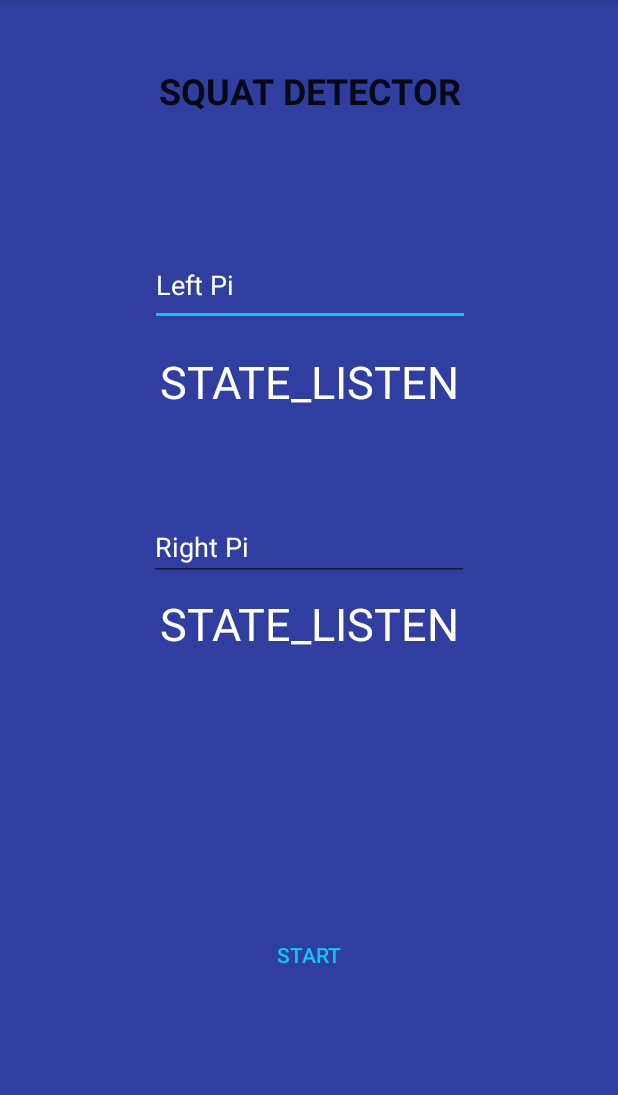
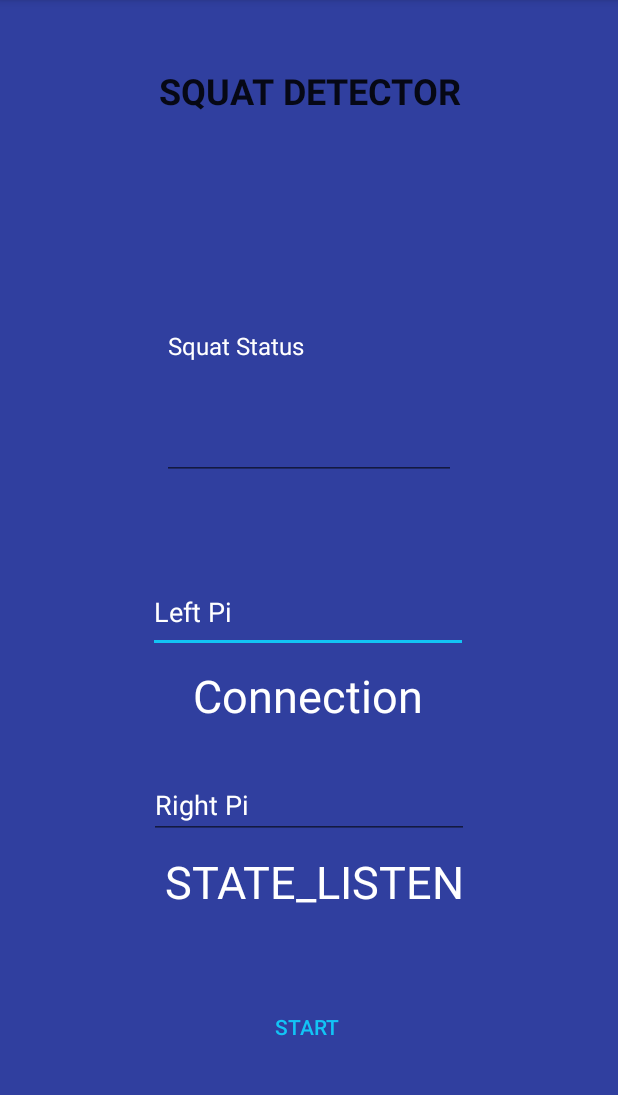
Before and after one commit to 482-932-csce-capstone-sp-2019/weightlift, an Android app: the screen it shows after launch (MainActivity), on a phone screen of 412 x 824 dp, the part 84-1179 px from its top. Run offline under Robolectric (Android 15) with nearby library versions, the phone set to English and light mode, and no system bars.

Commit message:
removed 2 pi funcs, added display, added message reception and send 2 display

```diff
--- a/senddatabluetooth/app/src/main/java/com/example/orion/senddatabluetooth/MainActivity.java
+++ b/senddatabluetooth/app/src/main/java/com/example/orion/senddatabluetooth/MainActivity.java
@@ -27,6 +27,7 @@ public class MainActivity extends AppCompatActivity implements Handler.Callback{
     private Button send_data;
     private TextView DataViewRight;
     private TextView DataView;
+    private TextView squatResponse;
 
     private Handler mhandler = null;
     private Handler mhandlerRight = null;
@@ -47,6 +48,7 @@ public class MainActivity extends AppCompatActivity implements Handler.Callback{
         setContentView(R.layout.activity_main);
         DataView = (TextView)findViewById(R.id.connectionstatus);
         DataViewRight = (TextView)findViewById(R.id.connectionstatus2);
+        squatResponse = (TextView)findViewById(R.id.serveReply);
 
         mBluetoothAdapter = BluetoothAdapter.getDefaultAdapter();
         Set<BluetoothDevice> pairedDevices = mBluetoothAdapter.getBondedDevices();
@@ -55,7 +57,7 @@ public class MainActivity extends AppCompatActivity implements Handler.Callback{
 //        mhandlerRight = new Handler(this);
 
         mChatService = new BluetoothChatService(this,mhandler,true);
-        mChatServiceRight = new BluetoothChatService(this,mhandler,false);
+        //mChatServiceRight = new BluetoothChatService(this,mhandler,false);
 
         for(BluetoothDevice bldevice : pairedDevices){
             //bldevice.getAddress()
@@ -63,9 +65,9 @@ public class MainActivity extends AppCompatActivity implements Handler.Callback{
             if(bldevice.getAddress().contains(mConnectedDeviceLeft)){
                 mChatService.connect(bldevice,false);
             }
-            if(bldevice.getAddress().contains(mConnectedDeviceRight)){
-                mChatServiceRight.connect(bldevice,false);
-            }
+//            if(bldevice.getAddress().contains(mConnectedDeviceRight)){
+//                mChatServiceRight.connect(bldevice,false);
+//            }
 
         }
         send_data = (Button) findViewById(R.id.senddata);
@@ -83,19 +85,19 @@ public class MainActivity extends AppCompatActivity implements Handler.Callback{
                         Date stringDate = simpledateformat.parse(stringdate, pos);
 
                         //long milliSex = mdate.getTime();
-                        mChatService.write((String.valueOf(millis)+", S").getBytes());
+                        mChatService.write((String.valueOf(millis)+", s").getBytes());
                     }
-                    if(mChatServiceRight.getState() == mChatServiceRight.STATE_CONNECTED){
-                        String stringdate = sdf.format(new Date());
-                        Date mDate = null;
-                        try {
-                            mDate = sdf.parse(stringdate);
-                        } catch (ParseException e) {
-                            e.printStackTrace();
-                        }
-                        //long milliSex = mdate.getTime();
-                        mChatServiceRight.write((String.valueOf(millis)+", S").getBytes());
-                    }
+//                    if(mChatServiceRight.getState() == mChatServiceRight.STATE_CONNECTED){
+//                        String stringdate = sdf.format(new Date());
+//                        Date mDate = null;
+//                        try {
+//                            mDate = sdf.parse(stringdate);
+//                        } catch (ParseException e) {
+//                            e.printStackTrace();
+//                        }
+//                        //long milliSex = mdate.getTime();
+//                        mChatServiceRight.write((String.valueOf(millis)+", s").getBytes());
+//                    }
                     send_data.setText("Stop");
                     buttonStat = 1;
                 }
@@ -109,19 +111,19 @@ public class MainActivity extends AppCompatActivity implements Handler.Callback{
                             e.printStackTrace();
                         }
                         //long milliSex = mdate.getTime();
-                        mChatService.write((String.valueOf(millis)+", P").getBytes());
+                        mChatService.write((String.valueOf(millis)+", p").getBytes());
                     }
-                    if(mChatServiceRight.getState() == mChatServiceRight.STATE_CONNECTED){
-                        String stringdate = sdf.format(new Date());
-                        Date mDate = null;
-                        try {
-                            mDate = sdf.parse(stringdate);
-                        } catch (ParseException e) {
-                            e.printStackTrace();
-                        }
-                        //long milliSex = mdate.getTime();
-                        mChatServiceRight.write((String.valueOf(millis)+", P").getBytes());
-                    }
+//                    if(mChatServiceRight.getState() == mChatServiceRight.STATE_CONNECTED){
+//                        String stringdate = sdf.format(new Date());
+//                        Date mDate = null;
+//                        try {
+//                            mDate = sdf.parse(stringdate);
+//                        } catch (ParseException e) {
+//                            e.printStackTrace();
+//                        }
+//                        //long milliSex = mdate.getTime();
+//                        mChatServiceRight.write((String.valueOf(millis)+", p").getBytes());
+//                    }
                     send_data.setText("Start");
                     buttonStat = 0;
                 }
@@ -154,9 +156,9 @@ Log.d("onStart","else if mChatService == null");
         if (mChatService != null) {
             mChatService.stop();
         }
-        if (mChatServiceRight != null) {
-            mChatServiceRight.stop();
-        }
+//        if (mChatServiceRight != null) {
+//            mChatServiceRight.stop();
+//        }
 
     }
     @Override
@@ -175,13 +177,13 @@ Log.d("onStart","else if mChatService == null");
                 mChatService.start();
             }
         }
-        if (mChatServiceRight != null) {
-            // Only if the state is STATE_NONE, do we know that we haven't started already
-            if (mChatServiceRight.getState() == BluetoothChatService.STATE_NONE) {
-                // Start the Bluetooth chat services
-                mChatServiceRight.start();
-            }
-        }
+//        if (mChatServiceRight != null) {
+//            // Only if the state is STATE_NONE, do we know that we haven't started already
+//            if (mChatServiceRight.getState() == BluetoothChatService.STATE_NONE) {
+//                // Start the Bluetooth chat services
+//                mChatServiceRight.start();
+//            }
+//        }
     }
 
     @Override
@@ -201,22 +203,28 @@ Log.d("onStart","else if mChatService == null");
                    }
                }
                DataView.setText(MessageStatus[message.arg1]);
-               DataViewRight.setText(MessageStatus[message.arg1]);
                break;
 
             case Constants.MESSAGE_STATE_CHANGE_Right:
-                if(MessageStatus[message.arg1] == "STATE_LISTEN")
-                {
-                    mBluetoothAdapter = BluetoothAdapter.getDefaultAdapter();
-                    Set<BluetoothDevice> pairedDevices = mBluetoothAdapter.getBondedDevices();
-                    for(BluetoothDevice bldevice : pairedDevices){
-                        if(bldevice.getName().contains(mConnectedDeviceRight)){
-                            mChatServiceRight.connect(bldevice,true);
-                        }
+//                if(MessageStatus[message.arg1] == "STATE_LISTEN")
+//                {
+//                    mBluetoothAdapter = BluetoothAdapter.getDefaultAdapter();
+//                    Set<BluetoothDevice> pairedDevices = mBluetoothAdapter.getBondedDevices();
+//                    for(BluetoothDevice bldevice : pairedDevices){
+//                        if(bldevice.getName().contains(mConnectedDeviceRight)){
+//                            mChatServiceRight.connect(bldevice,true);
+//                        }
+//                    }
+//                }
+                DataViewRight.setText(MessageStatus[message.arg1]);
+                break;
+            case Constants.MESSAGE_READ:
+                if(message.arg1 != 0){
+                    String s = new String((byte[]) message.obj);
+                    squatResponse.setText(s);}
+                else{
+                    squatResponse.setText("No Data");
                     }
-                }
-                DataView.setText(MessageStatus[message.arg1]);
-                DataViewRight.setText(MessageStatus[message.arg1]);
                 break;
         }
         return true;
--- a/senddatabluetooth/app/src/main/res/layout/activity_main.xml
+++ b/senddatabluetooth/app/src/main/res/layout/activity_main.xml
@@ -14,10 +14,11 @@
         android:layout_height="71dp"
         android:layout_marginStart="8dp"
         android:layout_marginEnd="8dp"
-        android:layout_marginBottom="96dp"
+        android:layout_marginBottom="48dp"
         android:text="Start"
         app:layout_constraintBottom_toBottomOf="parent"
         app:layout_constraintEnd_toEndOf="parent"
+        app:layout_constraintHorizontal_bias="0.497"
         app:layout_constraintStart_toStartOf="parent" />
 
     <TextView
@@ -34,9 +35,10 @@
         android:textSize="30sp"
         app:layout_constraintBottom_toTopOf="@+id/connectionstatus2"
         app:layout_constraintEnd_toEndOf="parent"
+        app:layout_constraintHorizontal_bias="0.495"
         app:layout_constraintStart_toStartOf="parent"
         app:layout_constraintTop_toBottomOf="@+id/textView"
-        app:layout_constraintVertical_bias="0.051" />
+        app:layout_constraintVertical_bias="0.754" />
 
     <TextView
         android:id="@+id/connectionstatus2"
@@ -44,13 +46,14 @@
         android:layout_height="45dp"
         android:layout_marginStart="8dp"
         android:layout_marginEnd="8dp"
-        android:layout_marginBottom="160dp"
+        android:layout_marginBottom="36dp"
         android:text="Connection"
         android:textAlignment="center"
         android:textColor="@color/colorPrimary"
         android:textSize="30sp"
         app:layout_constraintBottom_toTopOf="@+id/senddata"
         app:layout_constraintEnd_toEndOf="parent"
+        app:layout_constraintHorizontal_bias="0.527"
         app:layout_constraintStart_toStartOf="parent" />
 
     <TextView
@@ -78,7 +81,6 @@
         android:layout_width="wrap_content"
         android:layout_height="54dp"
         android:layout_marginStart="8dp"
-        android:layout_marginTop="8dp"
         android:layout_marginEnd="8dp"
         android:layout_marginBottom="8dp"
         android:ems="10"
@@ -87,10 +89,8 @@
         android:textColor="@color/colorPrimary"
         app:layout_constraintBottom_toTopOf="@+id/connectionstatus"
         app:layout_constraintEnd_toEndOf="parent"
-        app:layout_constraintHorizontal_bias="0.502"
-        app:layout_constraintStart_toStartOf="parent"
-        app:layout_constraintTop_toBottomOf="@+id/textView"
-        app:layout_constraintVertical_bias="0.898" />
+        app:layout_constraintHorizontal_bias="0.497"
+        app:layout_constraintStart_toStartOf="parent" />
 
     <EditText
         android:id="@+id/editText2"
@@ -109,4 +109,24 @@
         app:layout_constraintStart_toStartOf="parent"
         app:layout_constraintTop_toBottomOf="@+id/connectionstatus"
         app:layout_constraintVertical_bias="1.0" />
+
+    <EditText
+        android:id="@+id/serveReply"
+        android:layout_width="196dp"
+        android:layout_height="178dp"
+        android:layout_marginStart="8dp"
+        android:layout_marginTop="8dp"
+        android:layout_marginEnd="8dp"
+        android:layout_marginBottom="8dp"
+        android:ems="10"
+        android:textColor="@color/colorPrimary"
+        android:inputType="textMultiLine"
+        android:text="Squat Status"
+        android:textAlignment="viewStart"
+        android:textAppearance="@style/TextAppearance.AppCompat.Menu"
+        app:layout_constraintBottom_toTopOf="@+id/editText"
+        app:layout_constraintEnd_toEndOf="parent"
+        app:layout_constraintStart_toStartOf="parent"
+        app:layout_constraintTop_toBottomOf="@+id/textView" />
+
 </android.support.constraint.ConstraintLayout>
```
Also changed, not shown: senddatabluetooth/app/src/main/java/com/example/orion/senddatabluetooth/BluetoothChatService.java (+5 -4 lines).
